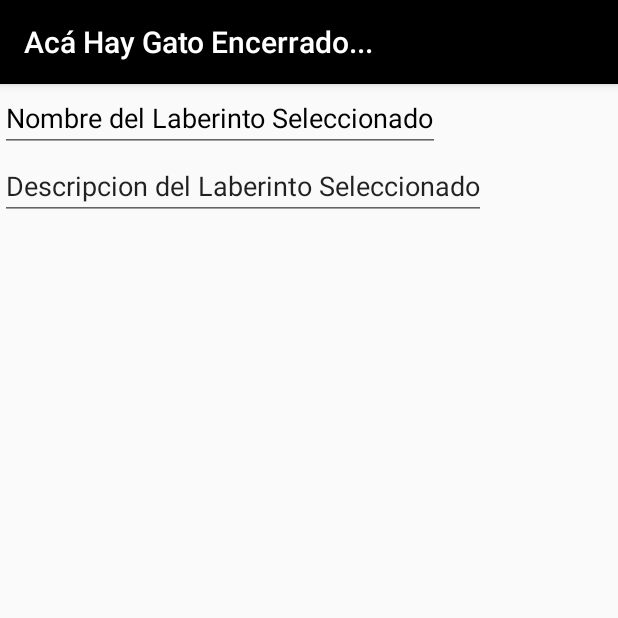
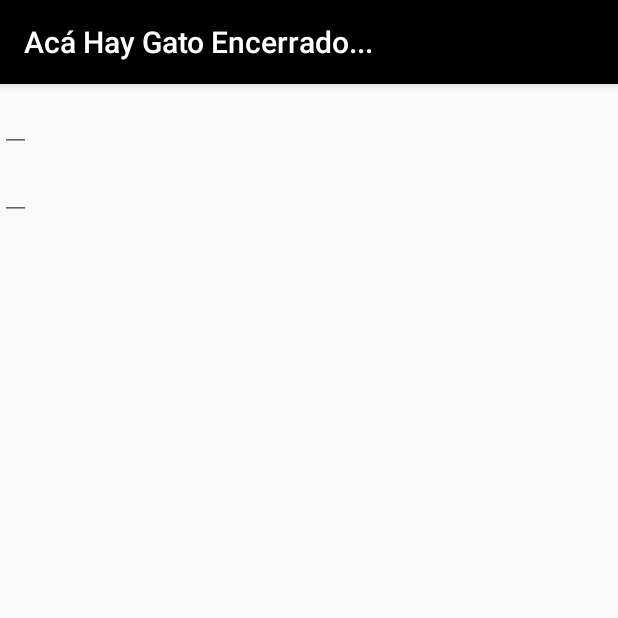
Before and after one commit to EzeLunaWatkins/AcaHayGatoEncerrado-Android, an Android app: the fragment LaberintoSeleccionadoFragment placed in its activity, on a phone screen of 412 x 824 dp, the top half of it. Run offline under Robolectric (Android 15) with nearby library versions, the phone set to English and light mode, and no system bars; libraries missing offline, so code that uses them is left out: retrofit.client; 4 statements that could not run were skipped.

Commit message:
Actualización Servicio Laberintos

```diff
--- a/app/src/main/res/layout/laberinto_detalle.xml
+++ b/app/src/main/res/layout/laberinto_detalle.xml
@@ -10,7 +10,6 @@
         android:layout_width="wrap_content"
         android:layout_height="wrap_content"
         android:id="@+id/laberinto_nombre"
-        android:text="@string/title_activity_laberinto_seleccionado"
         android:textColor="#000000"
         android:layout_alignLeft="@+id/button_mostrar_inventario"
         android:layout_alignStart="@+id/button_mostrar_inventario"
@@ -22,6 +21,5 @@
         android:layout_height="wrap_content"
         android:id="@+id/laberinto_descripcion"
         android:layout_above="@+id/button_mostrar_inventario"
-        android:layout_centerHorizontal="true"
-        android:text="@string/descripcion_activity_laberinto_seleccionado" />
+        android:layout_centerHorizontal="true" />
 </LinearLayout>
```
